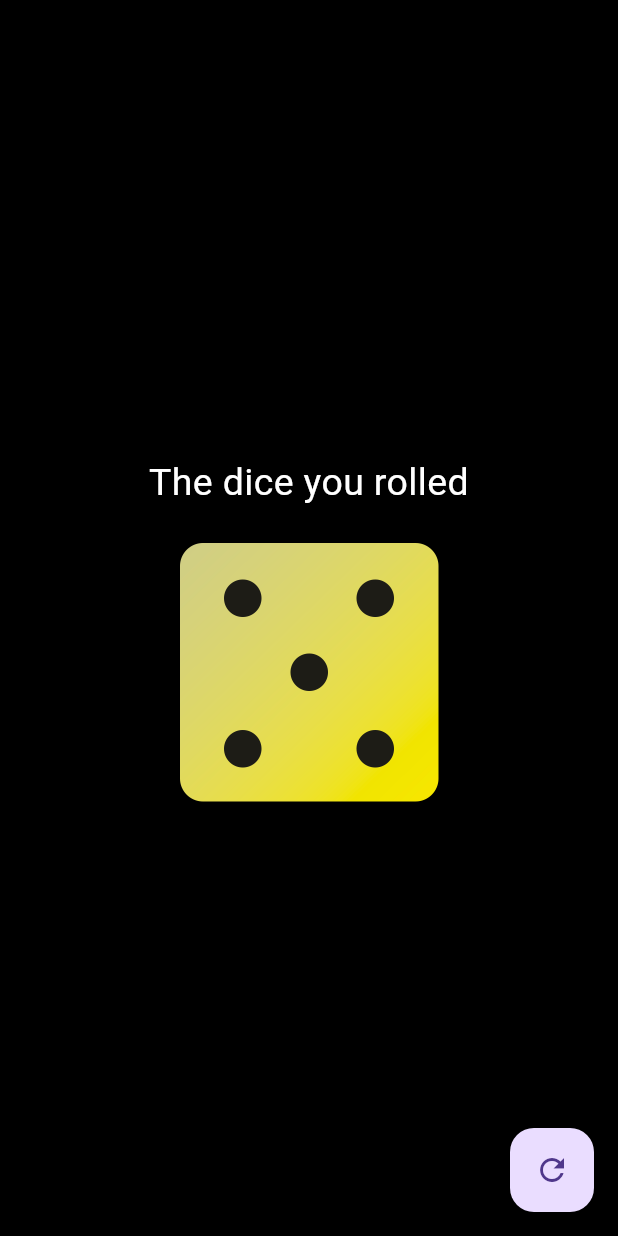
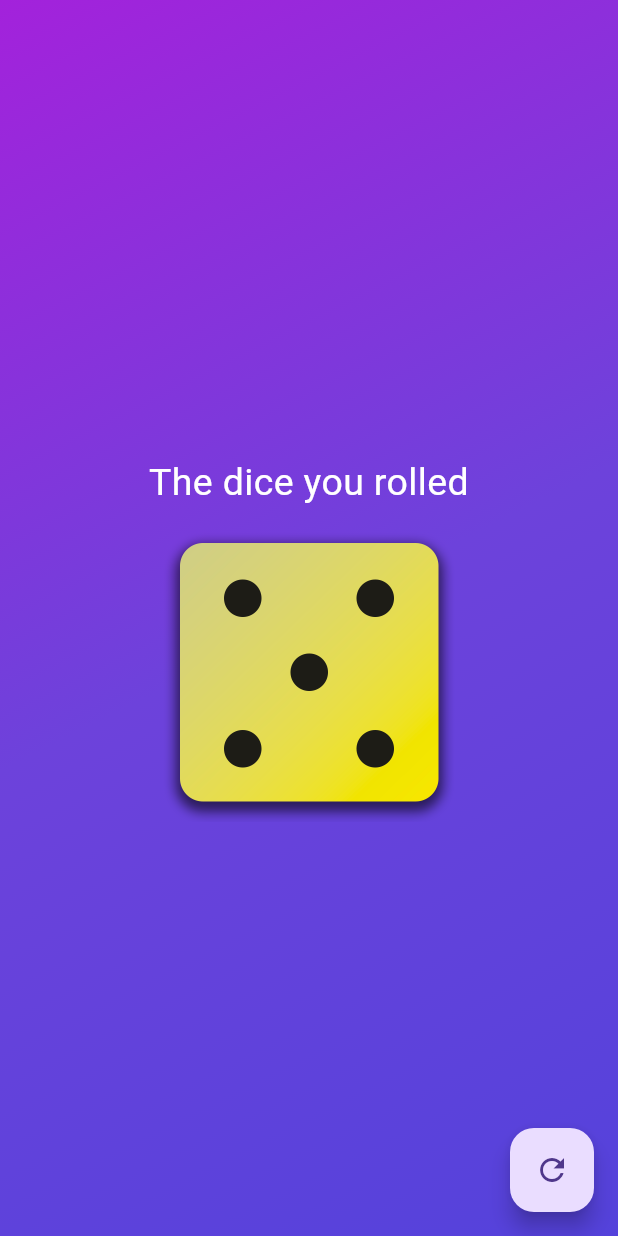
Before and after one commit to MohamedAshrafz/roll_dice, a Flutter app: the HomeScreenWidget screen opened directly with empty values, after a tap on "Roll Dice", on a phone screen of 412 x 824 dp. Run offline on Flutter 3.47's test engine with Material 2 defaults, Android fonts, the phone set to English and light mode, and no system bars.

Commit message:
refactoring the layout decoration outside the Home Screen

```diff
--- a/lib/home_page.dart
+++ b/lib/home_page.dart
@@ -2,24 +2,18 @@ import 'dart:math';
 
 import 'package:flutter/material.dart';
 import 'package:roll_dice/dice_icon_button.dart';
+import 'package:roll_dice/main.dart';
 
 class HomeScreenWidget extends StatefulWidget {
   const HomeScreenWidget({
     super.key,
     required this.title,
-    required this.colorGradientList,
   });
 
   // adding additional constructor to the widget
-  const HomeScreenWidget.defaultColoring({super.key, required this.title})
-      : colorGradientList = const [
-          Color.fromARGB(255, 163, 34, 219),
-          Color.fromARGB(255, 109, 66, 219),
-          Color.fromARGB(255, 84, 66, 219),
-        ];
+  const HomeScreenWidget.defaultColoring({super.key, required this.title});
 
   final String title;
-  final List<Color> colorGradientList;
 
   @override
   State<StatefulWidget> createState() {
@@ -58,13 +52,7 @@ class _HomePageState extends State<HomeScreenWidget> {
       body: Container(
         // to make the container takes all the screen size
         alignment: Alignment.center,
-        decoration: BoxDecoration(
-          gradient: LinearGradient(
-            colors: widget.colorGradientList,
-            begin: Alignment.topLeft,
-            end: Alignment.bottomRight,
-          ),
-        ),
+        decoration: appBoxDecoration,
         child: Column(
           mainAxisAlignment: MainAxisAlignment.center,
           children: [
--- a/lib/main.dart
+++ b/lib/main.dart
@@ -1,6 +1,20 @@
 import 'package:flutter/material.dart';
 
 import 'package:roll_dice/home_page.dart';
+
+const colorGradientList = [
+  Color.fromARGB(255, 163, 34, 219),
+  Color.fromARGB(255, 109, 66, 219),
+  Color.fromARGB(255, 84, 66, 219),
+];
+
+const appBoxDecoration = BoxDecoration(
+  gradient: LinearGradient(
+    colors: colorGradientList,
+    begin: Alignment.topLeft,
+    end: Alignment.bottomRight,
+  ),
+);
 
 void main() => runApp(const MyApp());
 
```
